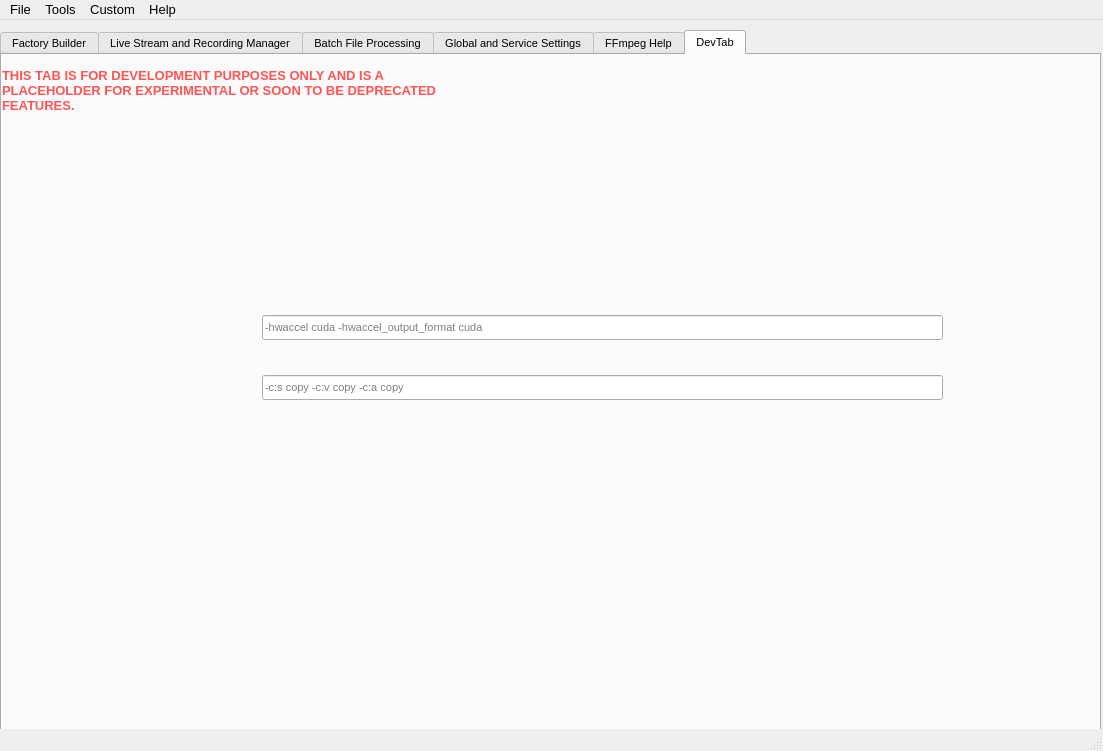
First picture: the form in bin/FreeFactory-tabs-compat.ui, repository lacojim/FreeFactoryQT, before the edit.
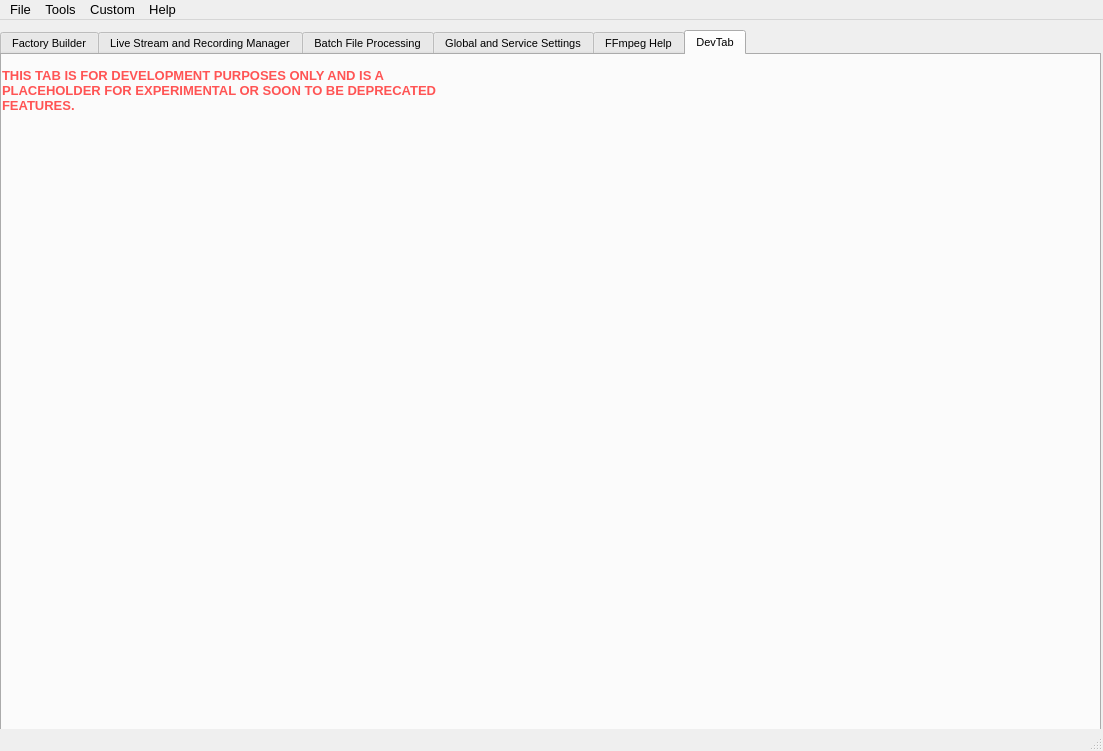
Second picture: the form after the edit. The open tabs and pages were chosen to show the change. Icons and pictures are not drawn. Custom widgets are drawn as their Qt base class.

Patch:
```diff
--- a/bin/FreeFactory-tabs-compat.ui
+++ b/bin/FreeFactory-tabs-compat.ui
@@ -13723,42 +13723,6 @@
        <bool>true</bool>
       </property>
      </widget>
-     <widget class="QLineEdit" name="ManualOptionsInput1">
-      <property name="geometry">
-       <rect>
-        <x>260</x>
-        <y>260</y>
-        <width>681</width>
-        <height>25</height>
-       </rect>
-      </property>
-      <property name="toolTip">
-       <string>Input / Global Options: Use this field for FFmpeg options that apply before the input file
-(e.g., -threads, -re, -f). These flags are inserted before the -i argument and are not
-otherwise available through the GUI.</string>
-      </property>
-      <property name="placeholderText">
-       <string>-hwaccel cuda -hwaccel_output_format cuda</string>
-      </property>
-     </widget>
-     <widget class="QLineEdit" name="ManualOptionsOutput1">
-      <property name="geometry">
-       <rect>
-        <x>260</x>
-        <y>320</y>
-        <width>681</width>
-        <height>25</height>
-       </rect>
-      </property>
-      <property name="toolTip">
-       <string>Output Options: Use this field for FFmpeg options that apply after the input file
-(e.g., codec-specific flags, -vf, -af). These flags are inserted after -i and before
-the final output file (-f / filename) and are not otherwise available through the GUI.</string>
-      </property>
-      <property name="placeholderText">
-       <string>-c:s copy -c:v copy -c:a copy</string>
-      </property>
-     </widget>
     </widget>
    </widget>
   </widget>
```
Left out of the diff: 25 changed lines with no effect on the pictures.
